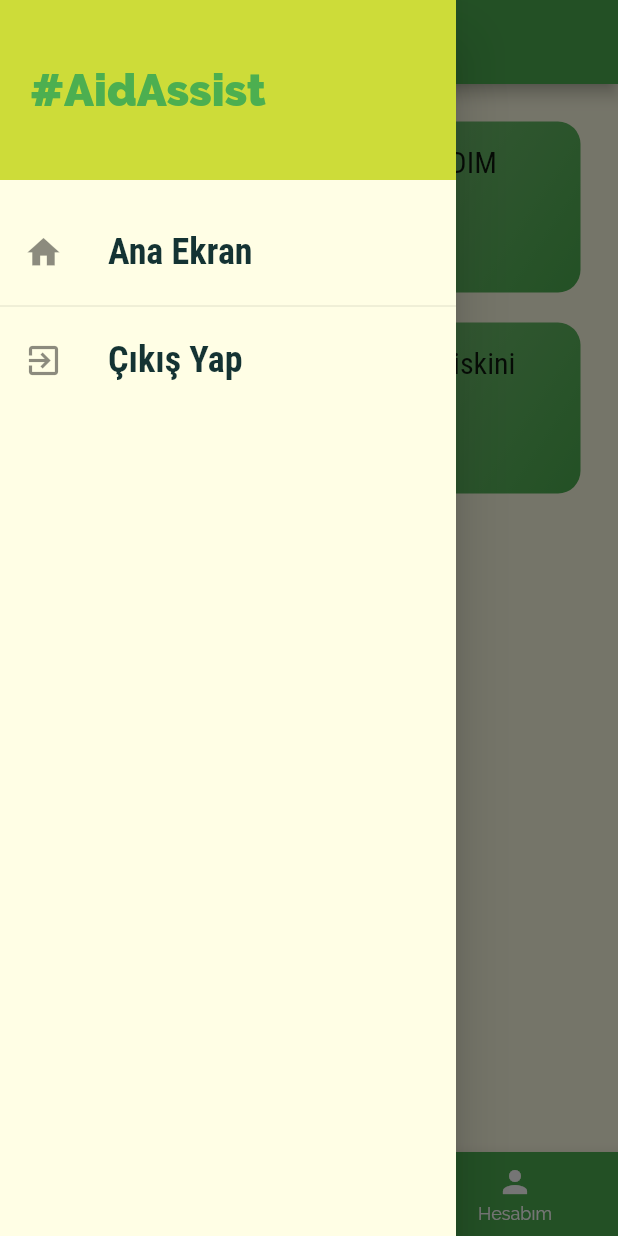
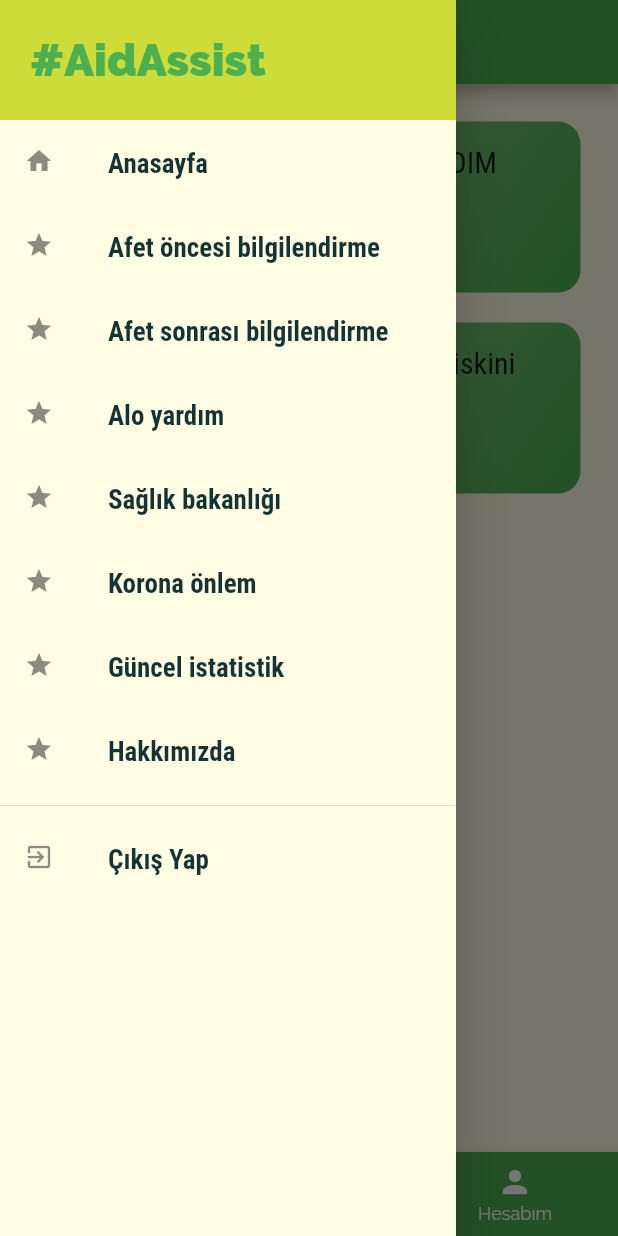
Before and after one commit to BIL-496-Bitirme-Projesi-Grup-X/Aid-Assist-Frontend, a Flutter app: the TabsScreen screen opened directly, with the side drawer open, on a phone screen of 412 x 824 dp. Run offline on Flutter 3.47's test engine with Material 2 defaults, Android fonts, the light colour scheme and no system bars; our stand-ins replace google_maps_flutter, jwt_decoder, location, shared_preferences; accounts and stored records are empty.

Commit message:
Left menu is updated.

```diff
--- a/lib/widgets/main_drawer.dart
+++ b/lib/widgets/main_drawer.dart
@@ -1,19 +1,22 @@
 import 'package:aid_assist/providers/auth.dart';
+import 'package:aid_assist/screens/call_emergency_numbers_screen.dart';
+import 'package:aid_assist/screens/daily_corona_statistics_screen.dart';
 import 'package:flutter/material.dart';
 import 'package:provider/provider.dart';
+import 'package:url_launcher/url_launcher.dart';
 
 class MainDrawer extends StatelessWidget {
   Widget buildListTile(String title, IconData icon, Function tapHandler) {
     return ListTile(
       leading: Icon(
         icon,
-        size: 26,
+        size: 20,
       ),
       title: Text(
         title,
         style: TextStyle(
           fontFamily: 'RobotoCondensed',
-          fontSize: 24,
+          fontSize: 18,
           fontWeight: FontWeight.bold,
         ),
       ),
@@ -21,13 +24,27 @@ class MainDrawer extends StatelessWidget {
     );
   }
 
+  Future<void> _launchInBrowser(String url) async {
+    if (await canLaunch(url)) {
+      await launch(
+        url,
+        forceSafariVC: false,
+        forceWebView: false,
+        headers: <String, String>{'my_header_key': 'my_header_value'},
+      );
+    } else {
+      throw 'Could not launch $url';
+    }
+  }
+
   @override
   Widget build(BuildContext context) {
     return Drawer(
+        child: SingleChildScrollView(
       child: Column(
         children: <Widget>[
           Container(
-            height: 120,
+            height: 80,
             width: double.infinity,
             padding: EdgeInsets.all(20),
             alignment: Alignment.centerLeft,
@@ -41,9 +58,40 @@ class MainDrawer extends StatelessWidget {
             ),
           ),
           SizedBox(
-            height: 20,
+            height: 1,
           ),
-          buildListTile('Ana Ekran', Icons.home, () {
+          buildListTile('Anasayfa', Icons.home, () {
+            Navigator.of(context).pushReplacementNamed('/');
+          }),
+          buildListTile('Afet öncesi bilgilendirme', Icons.star, () {
+            Navigator.of(context).pushReplacementNamed('/');
+          }),
+          buildListTile('Afet sonrası bilgilendirme', Icons.star, () {
+            Navigator.of(context).pushReplacementNamed('/');
+          }),
+          buildListTile('Alo yardım', Icons.star, () {
+            Navigator.push(
+              context,
+              MaterialPageRoute(
+                builder: (context) => CallEmergencyNumbersScreen(),
+              ),
+            );
+          }),
+          buildListTile('Sağlık bakanlığı', Icons.star, () {
+            _launchInBrowser('https://www.saglik.gov.tr/');
+          }),
+          buildListTile('Korona önlem', Icons.star, () {
+            Navigator.of(context).pushReplacementNamed('/');
+          }),
+          buildListTile('Güncel istatistik', Icons.star, () {
+            Navigator.push(
+              context,
+              MaterialPageRoute(
+                builder: (context) => DailyCoronaStatisticsScreen(),
+              ),
+            );
+          }),
+          buildListTile('Hakkımızda ', Icons.star, () {
             Navigator.of(context).pushReplacementNamed('/');
           }),
           Divider(),
@@ -58,6 +106,6 @@ class MainDrawer extends StatelessWidget {
           ),
         ],
       ),
-    );
+    ));
   }
 }
--- a/pubspec.yaml
+++ b/pubspec.yaml
@@ -19,7 +19,7 @@ dependencies:
   cupertino_icons: ^1.0.2
   http: ^0.13.0
   intl: ^0.17.0
-  url_launcher: ^6.0.2
+  url_launcher: ^6.0.3
   provider: ^5.0.0
   shared_preferences: ^2.0.5
   jwt_decoder: ^2.0.1
```
Also changed, not shown: pubspec.lock.
